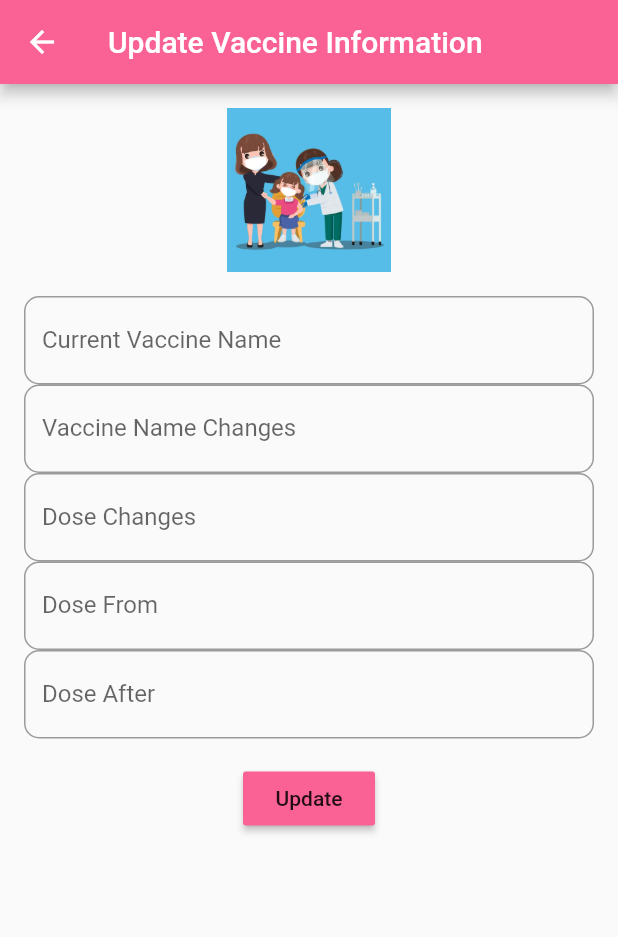
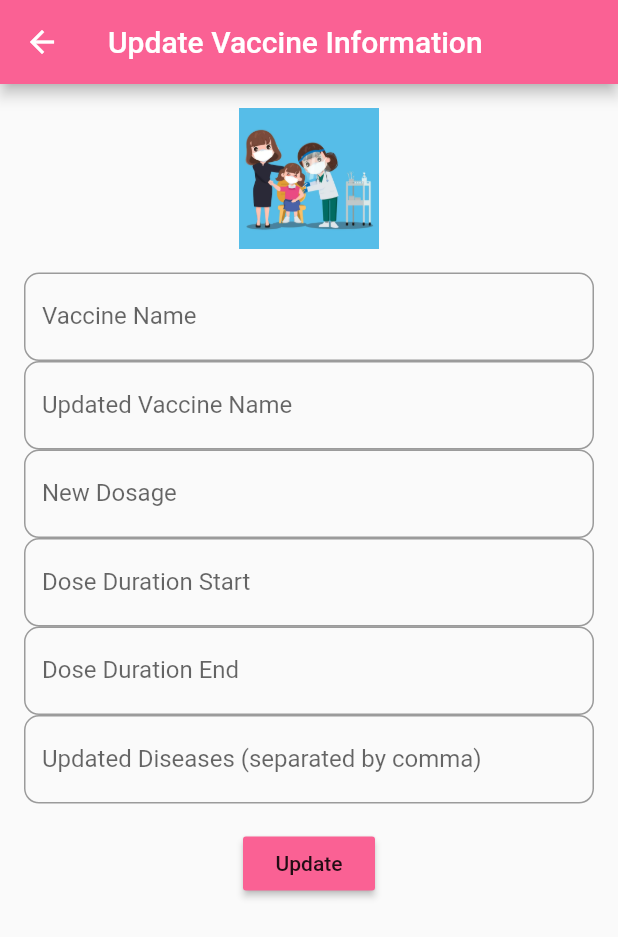
Before and after one commit to DiyaSingla/Little-Immune, a Flutter app: the VaccineUpdateScreen screen opened directly, on a phone screen of 412 x 824 dp. Shown: the top 937 px of the screen. Run offline on Flutter 3.47's test engine with Material 2 defaults, Android fonts, the phone set to English and light mode, and no system bars; our stand-ins replace cloud_firestore, firebase_auth, firebase_core, fluttertoast, table_calendar; accounts and stored records are empty.

Commit message:
Vaccine update and create

```diff
--- a/lib/Screen/stakeholder1page.dart
+++ b/lib/Screen/stakeholder1page.dart
@@ -76,7 +76,7 @@ class _VaccineFormState extends State<VaccineForm> {
                 child: TextFormField(
                   controller: _From,
                   decoration: InputDecoration(
-                    labelText: 'Dose From',
+                    labelText: 'Dose Duration Start',
                     border: OutlineInputBorder(
                       borderRadius: BorderRadius.circular(10.0),
                     ),
@@ -93,7 +93,7 @@ class _VaccineFormState extends State<VaccineForm> {
                 child: TextFormField(
                   controller: _To,
                   decoration: InputDecoration(
-                    labelText: 'Dose To',
+                    labelText: 'Dose Duration End',
                     border: OutlineInputBorder(
                       borderRadius: BorderRadius.circular(10.0),
                     ),
@@ -164,36 +164,51 @@ class _VaccineFormState extends State<VaccineForm> {
 
 Future createUser(User user) async {
   final docUser = FirebaseFirestore.instance.collection('Vaccines').doc();
-  user.id = docUser.id;
+  String id = docUser.id;
+
+  List<String> StrindIDnew = [];
+  String res = '';
+  for (int i = 0; i <  user.name.length; i++) {
+    res = res + user.name[i];
+    StrindIDnew.add(res);
+  }
+  user.StrindID = StrindIDnew;
+
   final json = user.toJson();
   await docUser.set(json);
 }
 
 class User {
-  String id;
-  final String name;
-  final String from;
-  final String to;
-  final String dose;
-  final List<dynamic> diseases;
-  //final List StrindID;
+  String name;
+   String from;
+   String to;
+   String dose;
+  List<dynamic> diseases;
+  List<String>? StrindID;
 
   User({
-    this.id = '',
     required this.name,
     required this.from,
     required this.to,
     required this.dose,
     required this.diseases,
-    //required this.StrindID,
+    this.StrindID,
   });
 
   Map<String, dynamic> toJson() => {
-        'id': id,
         'name': name,
         'from': from,
         'to': to,
         'diseases': diseases,
-        //'StrindID': StrindID,
+        'StrindID': StrindID,
       };
+
+  static User fromJson(Map<String, dynamic> json) => User(
+    name: json['name'],
+    from: json['from'],
+    to: json['to'],
+    dose: json['dose'],
+    diseases: json['diseases'],
+    StrindID:json['StrindID']
+  );
 }
--- a/lib/Screen/stakeholderUpdate.dart
+++ b/lib/Screen/stakeholderUpdate.dart
@@ -1,10 +1,15 @@
+import 'package:cloud_firestore/cloud_firestore.dart';
 import 'package:flutter/material.dart';
 import 'package:http/http.dart' as http;
 import 'package:fluttertoast/fluttertoast.dart';
+import 'stakeholder1page.dart';
 
 class VaccineUpdateScreen extends StatefulWidget {
+  // String ID;
+  // VaccineUpdateScreen({super.key, required this.ID});
   @override
-  _VaccineUpdateScreenState createState() => _VaccineUpdateScreenState();
+  //State<VaccineUpdateScreen> createState() => _VaccineUpdateScreenState();
+   _VaccineUpdateScreenState createState() => _VaccineUpdateScreenState();
 }
 
 class _VaccineUpdateScreenState extends State<VaccineUpdateScreen> {
@@ -13,6 +18,7 @@ class _VaccineUpdateScreenState extends State<VaccineUpdateScreen> {
   TextEditingController _doseChangesController = TextEditingController();
   TextEditingController _doseDateFromController = TextEditingController();
   TextEditingController _doseDateAfterController = TextEditingController();
+  TextEditingController _diseasesController = TextEditingController();
 
   /*void initState() {
     super.initState();
@@ -21,37 +27,40 @@ class _VaccineUpdateScreenState extends State<VaccineUpdateScreen> {
     _currentVaccineNameController.text = "Current Vaccine Name";
   }*/
 
-  Future<void> _updateVaccineInformation() async {
-    String currentVaccineName = _currentVaccineNameController.text;
-    String vaccineName = _vaccineNameController.text;
-    String doseChanges = _doseChangesController.text;
-    String doseDateFrom = _doseDateFromController.text;
-    String doseDateAfter = _doseDateAfterController.text;
+  Future<void> updateVaccineInformation() async {
+    QuerySnapshot<Map<String, dynamic>> result = await FirebaseFirestore.instance
+        .collection('Vaccines')
+        .where('name', isEqualTo: _currentVaccineNameController.text)
+        .get();
 
-    // Make an HTTP POST request to your API endpoint
-    final response = await http.post(
-      Uri.parse(
-          'https://example.com/update-vaccine'), // Replace with your API endpoint
-      body: {
-        'currentVaccineName': currentVaccineName,
-        'vaccineName': vaccineName,
-        'doseChanges': doseChanges,
-        'doseDateFrom': doseDateFrom,
-        'doseDateAfter': doseDateAfter,
-      },
-    );
+    List<Map<String, dynamic>> searchResult = [];
+    String ID = result.docs[0].id;
+    result.docs.forEach((document) {
+      Map<String, dynamic> data = document.data();
+      searchResult.add(data);
+    });
+    print(searchResult[0]);
+    print(ID);
+    if (searchResult.length > 0){
+      searchResult[0]['name'] = _vaccineNameController.text;
+      searchResult[0]['dose'] = _doseChangesController.text;
+      searchResult[0]['from'] = _doseDateFromController.text;
+      searchResult[0]['to'] = _doseDateFromController.text;
+      List<dynamic> diseases = _diseasesController.text.split(",");
+      searchResult[0]['diseases'] = diseases;
 
-    // Check the response status
-    if (response.statusCode == 200) {
-      Fluttertoast.showToast(
-        msg: 'Vaccine information updated successfully',
-        toastLength: Toast.LENGTH_SHORT,
-      );
-    } else {
-      Fluttertoast.showToast(
-        msg: 'Failed to update vaccine information',
-        toastLength: Toast.LENGTH_SHORT,
-      );
+      List<String> StrindIDnew = [];
+      String res = '';
+      for (int i = 0; i <  _vaccineNameController.text.length; i++) {
+        res = res + _vaccineNameController.text[i];
+        StrindIDnew.add(res);
+      }
+      searchResult[0]['StrindID'] = StrindIDnew;
+
+      final docuser = FirebaseFirestore.instance
+                          .collection('Vaccines')
+                          .doc(ID);
+      docuser.update(searchResult[0]);
     }
   }
 
@@ -78,7 +87,7 @@ class _VaccineUpdateScreenState extends State<VaccineUpdateScreen> {
               child: TextFormField(
                 controller: _currentVaccineNameController,
                 decoration: InputDecoration(
-                  labelText: 'Current Vaccine Name',
+                  labelText: 'Vaccine Name',
                   border: OutlineInputBorder(
                     borderRadius: BorderRadius.circular(10.0),
                   ),
@@ -90,7 +99,7 @@ class _VaccineUpdateScreenState extends State<VaccineUpdateScreen> {
               child: TextField(
                 controller: _vaccineNameController,
                 decoration: InputDecoration(
-                  labelText: 'Vaccine Name Changes',
+                  labelText: 'Updated Vaccine Name',
                   border: OutlineInputBorder(
                     borderRadius: BorderRadius.circular(10.0),
                   ),
@@ -102,7 +111,7 @@ class _VaccineUpdateScreenState extends State<VaccineUpdateScreen> {
               child: TextField(
                 controller: _doseChangesController,
                 decoration: InputDecoration(
-                  labelText: 'Dose Changes',
+                  labelText: 'New Dosage',
                   border: OutlineInputBorder(
                     borderRadius: BorderRadius.circular(10.0),
                   ),
@@ -113,7 +122,7 @@ class _VaccineUpdateScreenState extends State<VaccineUpdateScreen> {
               child: TextField(
                 controller: _doseDateFromController,
                 decoration: InputDecoration(
-                  labelText: 'Dose From',
+                  labelText: 'Dose Duration Start',
                   border: OutlineInputBorder(
                     borderRadius: BorderRadius.circular(10.0),
                   ),
@@ -124,7 +133,18 @@ class _VaccineUpdateScreenState extends State<VaccineUpdateScreen> {
               child: TextField(
                 controller: _doseDateAfterController,
                 decoration: InputDecoration(
-                  labelText: 'Dose After',
+                  labelText: 'Dose Duration End',
+                  border: OutlineInputBorder(
+                    borderRadius: BorderRadius.circular(10.0),
+                  ),
+                ),
+              ),
+            ),
+            Flexible(
+              child: TextField(
+                controller: _diseasesController,
+                decoration: InputDecoration(
+                  labelText: 'Updated Diseases (separated by comma)',
                   border: OutlineInputBorder(
                     borderRadius: BorderRadius.circular(10.0),
                   ),
@@ -136,6 +156,7 @@ class _VaccineUpdateScreenState extends State<VaccineUpdateScreen> {
             MaterialButton(
               color: const Color.fromARGB(255, 250, 97, 148),
               onPressed: () {
+                updateVaccineInformation();
                 Navigator.pop(context);
                 // If the form is valid, display a snackbar. In the real world,
                 // you'd often call a server or save the information in a database.
```
Also changed, not shown: lib/Screen/stakeholderOption.dart (+6 -1 lines).
